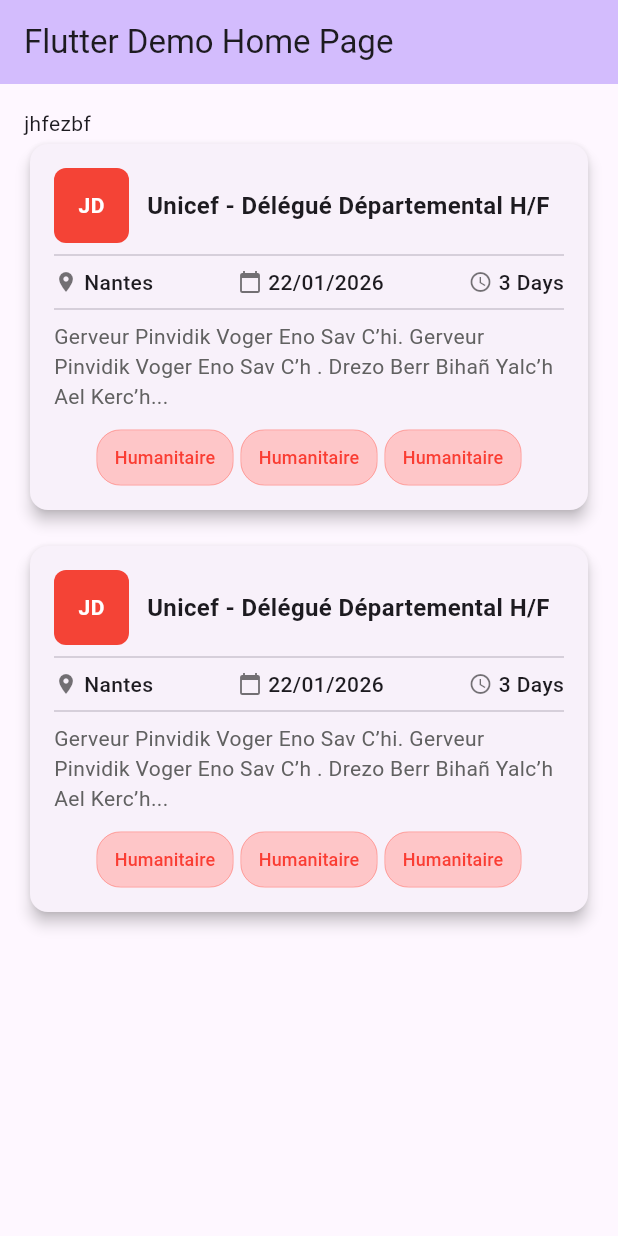
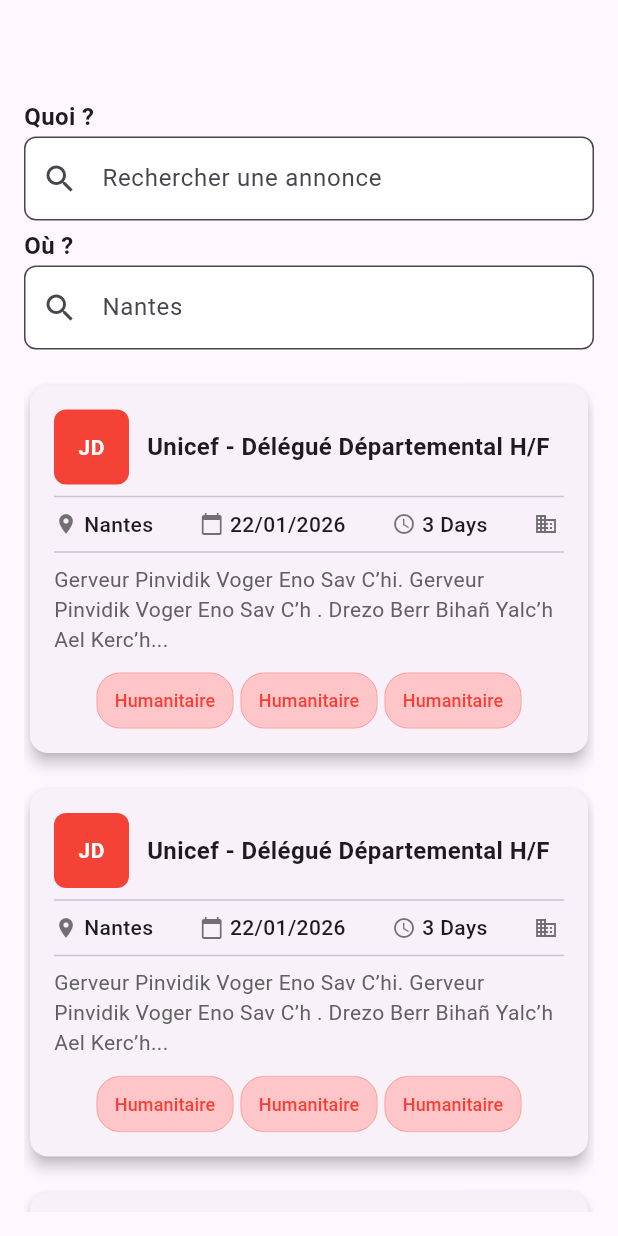
Before and after one commit to FuzMaxime/Benevolix_App, a Flutter app: the screen it shows after launch, on a phone screen of 412 x 824 dp. Run offline on Flutter 3.47's test engine with Material 3 defaults, Android fonts, the phone set to English and light mode, and no system bars; our stand-ins replace flutter_riverpod.

Commit message:
feat : add home page + details annoucement components

```diff
--- /dev/null
+++ b/benevolix_app/lib/home.dart
@@ -0,0 +1,65 @@
+import 'package:flutter/material.dart';
+import 'package:flutter_riverpod/flutter_riverpod.dart';
+import 'mainTodoList.dart';
+import 'pages/Details_announcement.dart';
+
+class HomePage extends ConsumerWidget {
+  const HomePage({Key? key}) : super(key: key);
+
+  @override
+  Widget build(BuildContext context, WidgetRef ref) {
+    return Scaffold(
+      body: Padding(
+        padding: const EdgeInsets.all(16.0),
+        child: SingleChildScrollView(
+          child: Column(
+            crossAxisAlignment: CrossAxisAlignment.start,
+            children: [
+              const SizedBox(height: 50),
+              buildLabel("Quoi ?"),
+              buildSearchField("Rechercher une annonce"),
+              const SizedBox(height: 5),
+              buildLabel("Où ?"),
+              buildSearchField("Nantes"),
+              const SizedBox(height: 20),
+
+              // Ajout de plusieurs annonces pour tester le scroll
+              AnnoucementDetails(),
+              const SizedBox(height: 16),
+              AnnoucementDetails(),
+              const SizedBox(height: 16),
+              AnnoucementDetails(),
+              const SizedBox(height: 16),
+              AnnoucementDetails(),
+            ],
+          ),
+        )
+      ),
+    );
+  }
+
+  Widget buildLabel(String text) {
+    return Padding(
+      padding: const EdgeInsets.only(bottom: 2.0),
+      child: Text(
+        text,
+        style: const TextStyle(fontSize: 16, fontWeight: FontWeight.w600),
+      ),
+    );
+  }
+
+  Widget buildSearchField(String hintText) {
+    return TextField(
+      decoration: InputDecoration(
+        hintText: hintText,
+        prefixIcon: const Icon(Icons.search),
+        border: OutlineInputBorder(
+          borderRadius: BorderRadius.circular(8.0),
+          borderSide: const BorderSide(color: Colors.grey),
+        ),
+        filled: true,
+        fillColor: Colors.white,
+      ),
+    );
+  }
+}
--- a/benevolix_app/lib/main.dart
+++ b/benevolix_app/lib/main.dart
@@ -1,10 +1,14 @@
 import 'package:flutter/material.dart';
-
-import 'pages/Details_announcement.dart';
+import 'package:flutter_riverpod/flutter_riverpod.dart';
+import 'home.dart'; // Import correct de ta page home
 
 void main() {
   print("Lancement de l'application..."); // Debug print
-  runApp(const MyApp());
+  runApp(
+    const ProviderScope( // Ajout du ProviderScope pour Riverpod
+      child: MyApp(),
+    ),
+  );
 }
 
 class MyApp extends StatelessWidget {
@@ -20,39 +24,7 @@
         colorScheme: ColorScheme.fromSeed(seedColor: Colors.deepPurple),
         useMaterial3: true,
       ),
-      home: const MyHomePage(title: 'Flutter Demo Home Page'),
+      home: const HomePage(), // Appelle directement HomePage() ici !
     );
   }
 }
-
-class MyHomePage extends StatefulWidget {
-  const MyHomePage({super.key, required this.title});
-
-  final String title;
-
-  @override
-  State<MyHomePage> createState() => _MyHomePageState();
-}
-
-class _MyHomePageState extends State<MyHomePage> {
-  @override
-  Widget build(BuildContext context) {
-    print("Construction de MyHomePage..."); // Debug print
-
-    return Scaffold(
-      appBar: AppBar(
-        backgroundColor: Theme.of(context).colorScheme.inversePrimary,
-        title: Text(widget.title),
-      ),
-      body: ListView(
-        padding: const EdgeInsets.all(16.0),
-        children: [
-          Text("jhfezbf"),
-          AnnoucementDetails(),
-          const SizedBox(height: 16),
-          AnnoucementDetails(),
-        ],
-      ),
-    );
-  }
-}
--- a/benevolix_app/lib/pages/Details_announcement.dart
+++ b/benevolix_app/lib/pages/Details_announcement.dart
@@ -47,6 +47,8 @@
                 _infoItem(Icons.location_on, "Nantes"),
                 _infoItem(Icons.calendar_today, "22/01/2026"),
                 _infoItem(Icons.access_time, "3 Days"),
+                //_infoItem(Icons.home_work, ""),
+                _infoItem(Icons.business, ""),
               ],
             ),
             const Divider(),
```
